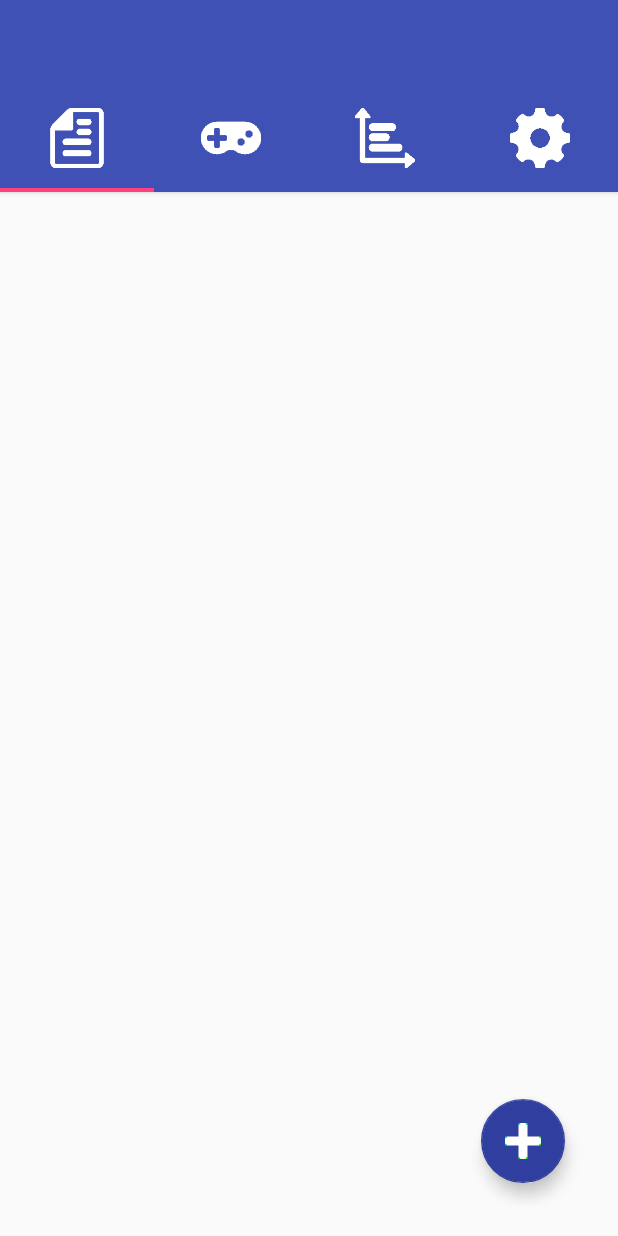
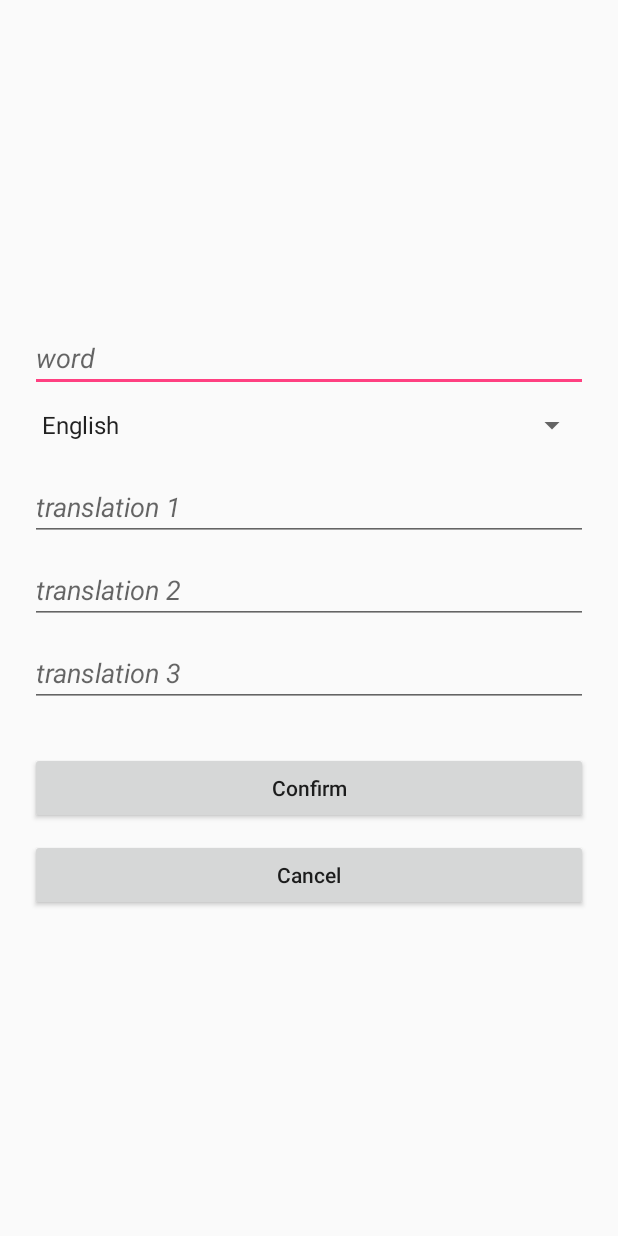
Before and after one commit to rrosatti/vocab-builder, an Android app: the WordsFragment screen opened directly, with no data from a screen before it, after a tap on an icon or button, on a phone screen of 412 x 824 dp. Run offline under Robolectric (Android 15) with nearby library versions, the phone set to English and light mode, and no system bars.

Commit message:
create activity_new_word.xml and NewWordACtivity.java

```diff
--- a/app/src/main/AndroidManifest.xml
+++ b/app/src/main/AndroidManifest.xml
@@ -18,6 +18,7 @@
 
         <activity android:name=".activity.MainActivity" />
         <activity android:name=".activity.SignUpActivity" />
+        <activity android:name=".activity.NewWordActivity" />
 
     </application>
 
--- /dev/null
+++ b/app/src/main/java/com/example/rodri/vocabbuilder/activity/NewWordActivity.java
@@ -0,0 +1,148 @@
+package com.example.rodri.vocabbuilder.activity;
+
+import android.content.Intent;
+import android.os.Bundle;
+import android.support.annotation.Nullable;
+import android.support.v7.app.AppCompatActivity;
+import android.view.View;
+import android.widget.AdapterView;
+import android.widget.ArrayAdapter;
+import android.widget.Button;
+import android.widget.EditText;
+import android.widget.Spinner;
+import android.widget.Toast;
+
+import com.example.rodri.vocabbuilder.R;
+import com.example.rodri.vocabbuilder.database.MyDataSource;
+import com.example.rodri.vocabbuilder.model.Login;
+import com.example.rodri.vocabbuilder.util.Util;
+
+import java.util.Calendar;
+
+/**
+ * Created by rodri on 2/5/2017.
+ */
+
+public class NewWordActivity extends AppCompatActivity {
+
+    private EditText etWord;
+    private EditText etTrans1;
+    private EditText etTrans2;
+    private EditText etTrans3;
+    private Spinner spinnerLangs;
+    private Button btConfirm;
+    private Button btCancel;
+    private String[] languages;
+    private int langSelected = 0;
+    private MyDataSource dataSource;
+    private Util util = new Util();
+
+    @Override
+    protected void onCreate(@Nullable Bundle savedInstanceState) {
+        super.onCreate(savedInstanceState);
+        setContentView(R.layout.activity_new_word);
+
+        iniViews();
+        dataSource = new MyDataSource(this);
+        languages = getResources().getStringArray(R.array.languages);
+
+        ArrayAdapter<String> adapter = new ArrayAdapter<String>(this, android.R.layout.simple_spinner_item, languages);
+        spinnerLangs.setAdapter(adapter);
+
+        spinnerLangs.setOnItemSelectedListener(new AdapterView.OnItemSelectedListener() {
+            @Override
+            public void onItemSelected(AdapterView<?> parent, View view, int position, long id) {
+                langSelected = position;
+            }
+
+            @Override
+            public void onNothingSelected(AdapterView<?> parent) {
+
+            }
+        });
+
+        btConfirm.setOnClickListener(new View.OnClickListener() {
+            @Override
+            public void onClick(View v) {
+                createWord();
+            }
+        });
+
+        btCancel.setOnClickListener(new View.OnClickListener() {
+            @Override
+            public void onClick(View v) {
+                finish();
+            }
+        });
+
+    }
+
+    private void iniViews() {
+        etWord = (EditText) findViewById(R.id.activityNewWord_etWord);
+        etTrans1 = (EditText) findViewById(R.id.activityNewWord_etTranslation1);
+        etTrans2 = (EditText) findViewById(R.id.activityNewWord_etTranslation2);
+        etTrans3 = (EditText) findViewById(R.id.activityNewWord_etTranslation3);
+        spinnerLangs = (Spinner) findViewById(R.id.activityNewWord_spinnerLanguages);
+        btConfirm = (Button) findViewById(R.id.activityNewWord_btConfirm);
+        btCancel = (Button) findViewById(R.id.activityNewWord_btCancel);
+    }
+
+    private void createWord() {
+        if (validateFields()) {
+            String word = etWord.getText().toString();
+            String trans1 = etTrans1.getText().toString();
+            String trans2 = etTrans2.getText().toString();
+            String trans3 = etTrans3.getText().toString();
+
+            try {
+                dataSource.open();
+
+                long userId = Login.getInstance().getUserId();
+                long wordId = dataSource.createWord(word, trans1, trans2, trans3, getDate());
+                long performanceId = dataSource.createPerformance(0, 0);
+
+                if (wordId != 0 && performanceId != 0) {
+                    boolean inserted1 = dataSource.createUserWord(userId, wordId);
+                    boolean inserted2 = dataSource.createWordLanguage(wordId, langSelected+1);
+                    boolean inserted3 = dataSource.createWordPerformance(wordId, performanceId);
+
+                    if (inserted1 && inserted2 && inserted3) {
+                        String message = getString(R.string.toast_new_word_created);
+                        Toast.makeText(NewWordActivity.this, message, Toast.LENGTH_SHORT).show();
+                        finish();
+                    } else {
+                        String message = getString(R.string.toast_something_went_wrong);
+                        Toast.makeText(NewWordActivity.this, message, Toast.LENGTH_SHORT).show();
+                    }
+                }
+
+                dataSource.close();
+            } catch (Exception e) {
+                e.printStackTrace();
+                dataSource.close();
+            }
+
+        }
+    }
+
+    private boolean validateFields() {
+        if (util.isEditTextEmpty(etWord)) {
+            String message = getString(R.string.toast_word_field_empty);
+            Toast.makeText(NewWordActivity.this, message, Toast.LENGTH_SHORT).show();
+            return false;
+        } else if (util.isEditTextEmpty(etTrans1) && util.isEditTextEmpty(etTrans2) && util.isEditTextEmpty(etTrans3)) {
+            String message = getString(R.string.toast_translation_fields_empty);
+            Toast.makeText(NewWordActivity.this, message, Toast.LENGTH_SHORT).show();
+            return false;
+        } else {
+            return true;
+        }
+    }
+
+    private long getDate() {
+        Calendar cal = Calendar.getInstance();
+        System.out.println("day: " + cal.getTime().getDay());
+        return cal.getTimeInMillis();
+    }
+
+}
--- a/app/src/main/java/com/example/rodri/vocabbuilder/fragment/WordsFragment.java
+++ b/app/src/main/java/com/example/rodri/vocabbuilder/fragment/WordsFragment.java
@@ -1,5 +1,6 @@
 package com.example.rodri.vocabbuilder.fragment;
 
+import android.content.Intent;
 import android.os.Bundle;
 import android.support.annotation.Nullable;
 import android.support.design.widget.FloatingActionButton;
@@ -12,6 +13,7 @@ import android.view.ViewGroup;
 import android.widget.Toast;
 
 import com.example.rodri.vocabbuilder.R;
+import com.example.rodri.vocabbuilder.activity.NewWordActivity;
 import com.example.rodri.vocabbuilder.adapter.DetailedWordAdapter;
 import com.example.rodri.vocabbuilder.database.MyDataSource;
 import com.example.rodri.vocabbuilder.model.DetailedWord;
@@ -57,7 +59,8 @@ public class WordsFragment extends Fragment {
         btNewWord.setOnClickListener(new View.OnClickListener() {
             @Override
             public void onClick(View v) {
-                Toast.makeText(getActivity(), "Testing", Toast.LENGTH_SHORT).show();
+                Intent i = new Intent(getActivity(), NewWordActivity.class);
+                startActivity(i);
             }
         });
 
--- /dev/null
+++ b/app/src/main/res/layout/activity_new_word.xml
@@ -0,0 +1,72 @@
+<?xml version="1.0" encoding="utf-8"?>
+<RelativeLayout xmlns:android="http://schemas.android.com/apk/res/android"
+    android:layout_width="match_parent" android:layout_height="match_parent">
+
+    <ScrollView
+        android:layout_width="match_parent"
+        android:layout_height="wrap_content"
+        android:layout_centerInParent="true"
+        android:scrollbars="none">
+
+        <LinearLayout
+            android:layout_width="match_parent"
+            android:layout_height="wrap_content"
+            android:orientation="vertical"
+            android:padding="20dp">
+
+            <EditText
+                android:id="@+id/activityNewWord_etWord"
+                android:layout_width="match_parent"
+                android:layout_height="wrap_content"
+                android:hint="@string/hint_word"
+                android:textStyle="italic"/>
+
+            <Spinner
+                android:id="@+id/activityNewWord_spinnerLanguages"
+                android:layout_width="match_parent"
+                android:layout_height="wrap_content"
+                android:layout_marginTop="10dp" />
+
+            <EditText
+                android:id="@+id/activityNewWord_etTranslation1"
+                android:layout_width="match_parent"
+                android:layout_height="wrap_content"
+                android:hint="@string/hint_trans1"
+                android:textStyle="italic"
+                android:layout_marginTop="20dp"/>
+
+            <EditText
+                android:id="@+id/activityNewWord_etTranslation2"
+                android:layout_width="match_parent"
+                android:layout_height="wrap_content"
+                android:hint="@string/hint_trans2"
+                android:textStyle="italic"
+                android:layout_marginTop="10dp"/>
+
+            <EditText
+                android:id="@+id/activityNewWord_etTranslation3"
+                android:layout_width="match_parent"
+                android:layout_height="wrap_content"
+                android:hint="@string/hint_trans3"
+                android:textStyle="italic"
+                android:layout_marginTop="10dp"/>
+
+            <Button
+                android:id="@+id/activityNewWord_btConfirm"
+                android:layout_width="match_parent"
+                android:layout_height="wrap_content"
+                android:text="@string/button_confirm"
+                android:layout_marginTop="30dp"/>
+
+            <Button
+                android:id="@+id/activityNewWord_btCancel"
+                android:layout_width="match_parent"
+                android:layout_height="wrap_content"
+                android:text="@string/button_cancel"
+                android:layout_marginTop="10dp"/>
+
+        </LinearLayout>
+
+    </ScrollView>
+
+</RelativeLayout>
--- a/app/src/main/res/values/strings.xml
+++ b/app/src/main/res/values/strings.xml
@@ -5,6 +5,10 @@
     <string name="hint_username">username</string>
     <string name="hint_password">password</string>
     <string name="hint_name">personal name</string>
+    <string name="hint_word">word</string>
+    <string name="hint_trans1">translation 1</string>
+    <string name="hint_trans2">translation 2</string>
+    <string name="hint_trans3">translation 3</string>
 
     <!-- Button -->
     <string name="button_login">Login</string>
@@ -20,6 +24,10 @@
     <string name="toast_name_field_empty">The personal name field cannot be empty!</string>
     <string name="toast_username_field_empty">The username field cannot be empty!</string>
     <string name="toast_password_field_empty">The password field cannot be empty!</string>
+    <string name="toast_word_field_empty">The word field cannot be empty!</string>
+    <string name="toast_translation_fields_empty">You must set at least one translation!</string>
+    <string name="toast_new_word_created">New word saved!</string>
+    <string name="toast_something_went_wrong">Sorry, something went wrong!</string>
 
     <!-- Languages -->
     <string-array name="languages">
```
